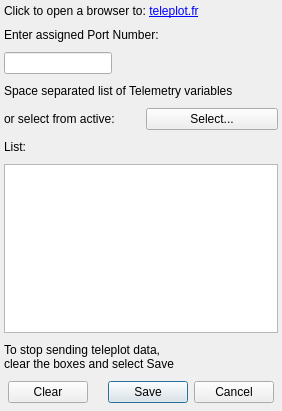
Old version of the form SM/teleplot.ui in the repository walmis/VPforce-TelemFFB.
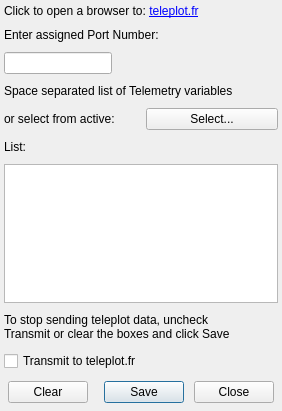
New version of the form.

```diff
--- a/SM/teleplot.ui
+++ b/SM/teleplot.ui
@@ -124,8 +124,15 @@
      <item>
       <widget class="QLabel" name="label_5">
        <property name="text">
-        <string>To stop sending teleplot data,
-clear the boxes and select Save</string>
+        <string>To stop sending teleplot data, uncheck
+Transmit or clear the boxes and click Save</string>
+       </property>
+      </widget>
+     </item>
+     <item>
+      <widget class="QCheckBox" name="cb_send">
+       <property name="text">
+        <string>Transmit to teleplot.fr</string>
        </property>
       </widget>
      </item>
@@ -157,13 +164,23 @@
          </property>
         </spacer>
        </item>
-       <item alignment="Qt::AlignRight">
-        <widget class="QDialogButtonBox" name="buttonBox">
-         <property name="orientation">
-          <enum>Qt::Horizontal</enum>
+       <item>
+        <widget class="QPushButton" name="pb_Save">
+         <property name="text">
+          <string>Save</string>
          </property>
-         <property name="standardButtons">
-          <set>QDialogButtonBox::Cancel|QDialogButtonBox::Save</set>
+         <property name="default">
+          <bool>true</bool>
+         </property>
+        </widget>
+       </item>
+       <item>
+        <widget class="QPushButton" name="pb_Cancel">
+         <property name="text">
+          <string>Close</string>
+         </property>
+         <property name="autoDefault">
+          <bool>true</bool>
          </property>
         </widget>
        </item>
```
